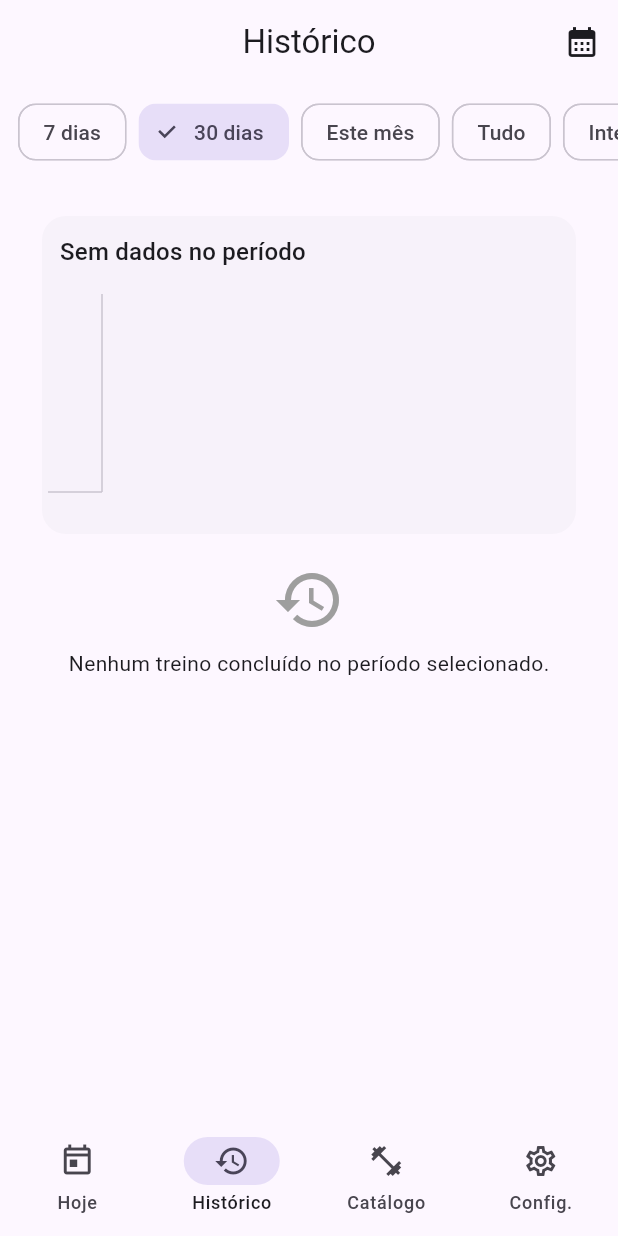
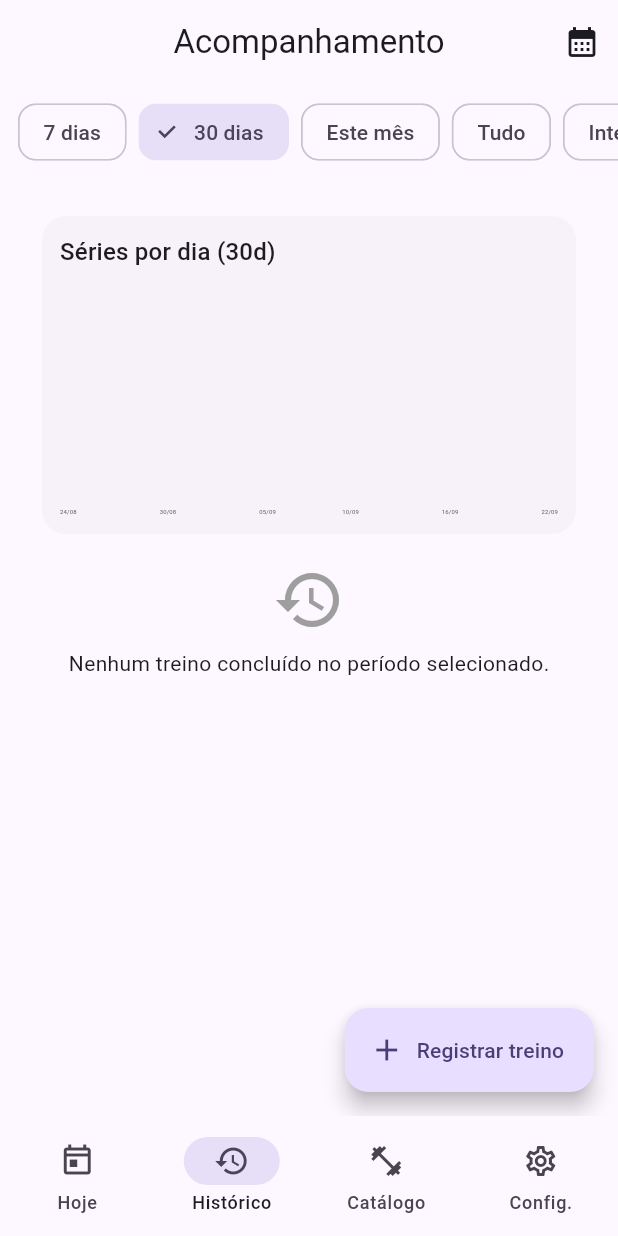
Before and after one commit to josevilanir/gym_tracker, a Flutter app: the HistoryPage screen opened by its route, after a tap on "30 dias", on a phone screen of 412 x 824 dp. Run offline on Flutter 3.47's test engine with Material 3 defaults, Android fonts, the phone set to English and light mode, and no system bars; our stand-ins replace drift, drift_sqflite, flutter_riverpod, go_router; accounts and stored records are empty; generated files the repository leaves out were written again.

Commit message:
feat(history): adicionar FAB 'Registrar treino' com seletor de data/hora e opção de iniciar por rotina

```diff
--- a/lib/features/workout/pages/history_page.dart
+++ b/lib/features/workout/pages/history_page.dart
@@ -4,6 +4,7 @@ import 'dart:ui' as ui;
 import 'package:flutter/material.dart';
 import 'package:flutter_riverpod/flutter_riverpod.dart';
 import 'package:intl/intl.dart';
+import 'package:go_router/go_router.dart';
 
 import '../controllers/providers.dart';
 import '../../../data/db/app_database.dart';
@@ -48,39 +49,43 @@ class _HistoryPageState extends ConsumerState<HistoryPage> {
     return repo.listFinishedWorkoutsBetween(start: start, end: end);
   }
 
-  /// Volume diário simples (nº de séries) – **só dias com treino**.
+  /// Volume diário simples (nº de séries) – inclui dias sem treino com zero
   Future<List<({DateTime day, int volume})>> _loadDailyVolume() async {
     final repo = ref.read(workoutRepoProvider);
     final (start, end) = _currentBounds();
 
     final startDay = DateTime(start.year, start.month, start.day);
-    final endDay = DateTime(end.year, end.month, end.day, 23, 59, 59);
+    final endDay = DateTime(end.year, end.month, end.day);
 
-    final workouts = await repo.listFinishedWorkoutsBetween(start: startDay, end: endDay);
+    final workouts = await repo.listFinishedWorkoutsBetween(
+      start: startDay,
+      end: DateTime(endDay.year, endDay.month, endDay.day, 23, 59, 59),
+    );
+
     final Map<DateTime, int> perDay = {};
-
     for (final w in workouts) {
-      final wDate = DateTime.fromMillisecondsSinceEpoch(w.dateEpoch);
-      final key = DateTime(wDate.year, wDate.month, wDate.day);
+      final d = DateTime.fromMillisecondsSinceEpoch(w.dateEpoch);
+      final key = DateTime(d.year, d.month, d.day);
       final sets = await repo.countSetsInWorkout(w.id);
       perDay.update(key, (old) => old + sets, ifAbsent: () => sets);
     }
 
-    final result = perDay.entries
-        .map((e) => (day: e.key, volume: e.value))
-        .toList()
-      ..sort((a, b) => a.day.compareTo(b.day));
-
-    return result;
+    final totalDays = endDay.difference(startDay).inDays + 1;
+    return List.generate(totalDays, (i) {
+      final d = DateTime(startDay.year, startDay.month, startDay.day + i);
+      final key = DateTime(d.year, d.month, d.day);
+      return (day: d, volume: perDay[key] ?? 0);
+    });
   }
 
+  // ---------- UI ----------
   @override
   Widget build(BuildContext context) {
     final repo = ref.watch(workoutRepoProvider);
 
     return Scaffold(
       appBar: AppBar(
-        title: const Text('Histórico'),
+        title: const Text('Acompanhamento'),
         actions: [
           IconButton(
             tooltip: 'Escolher intervalo…',
@@ -108,6 +113,11 @@ class _HistoryPageState extends ConsumerState<HistoryPage> {
           ),
         ],
       ),
+      floatingActionButton: FloatingActionButton.extended(
+        icon: const Icon(Icons.add),
+        label: const Text('Registrar treino'),
+        onPressed: () => _openRegisterPastWorkout(context),
+      ),
       body: Column(
         children: [
           const SizedBox(height: 8),
@@ -131,7 +141,7 @@ class _HistoryPageState extends ConsumerState<HistoryPage> {
                     return ListView(
                       padding: const EdgeInsets.all(16),
                       children: [
-                        _VolumeChartCard(volumes: volumes),
+                        _VolumeChartSimpleCard(volumes: volumes),
                         const SizedBox(height: 12),
 
                         if (workouts.isEmpty)
@@ -204,7 +214,132 @@ class _HistoryPageState extends ConsumerState<HistoryPage> {
       ),
     );
   }
+
+  Future<void> _openRegisterPastWorkout(BuildContext context) async {
+    final repo = ref.read(workoutRepoProvider);
+    final now = DateTime.now();
+
+    DateTime selected = DateTime(now.year, now.month, now.day, now.hour, now.minute);
+
+    await showModalBottomSheet(
+      context: context,
+      isScrollControlled: true,
+      showDragHandle: true,
+      builder: (ctx) {
+        final titleCtrl = TextEditingController();
+
+        return Padding(
+          padding: MediaQuery.of(ctx).viewInsets.add(const EdgeInsets.all(16)),
+          child: FutureBuilder<List<Template>>(
+            future: repo.listTemplates(),
+            builder: (context, snap) {
+              final templates = snap.data ?? [];
+
+              return StatefulBuilder(
+                builder: (context, setLocal) {
+                  return SingleChildScrollView(
+                    child: Column(
+                      crossAxisAlignment: CrossAxisAlignment.stretch,
+                      children: [
+                        Text('Registrar treino em outra data',
+                            style: Theme.of(context).textTheme.titleLarge),
+                        const SizedBox(height: 12),
+
+                        TextField(
+                          controller: titleCtrl,
+                          decoration: const InputDecoration(
+                            labelText: 'Título (opcional)',
+                          ),
+                        ),
+                        const SizedBox(height: 12),
+
+                        // Seletor de data/hora
+                        ListTile(
+                          leading: const Icon(Icons.event),
+                          title: Text(DateFormat('dd/MM/yyyy – HH:mm').format(selected)),
+                          subtitle: const Text('Toque para alterar data e hora'),
+                          onTap: () async {
+                            final d = await showDatePicker(
+                              context: context,
+                              firstDate: DateTime(now.year - 2),
+                              lastDate: DateTime(now.year + 1),
+                              initialDate: selected,
+                            );
+                            if (d == null) return;
+                            final t = await showTimePicker(
+                              context: context,
+                              initialTime: TimeOfDay.fromDateTime(selected),
+                            );
+                            setLocal(() {
+                              selected = DateTime(
+                                d.year, d.month, d.day,
+                                t?.hour ?? selected.hour,
+                                t?.minute ?? selected.minute,
+                              );
+                            });
+                          },
+                        ),
+
+                        const SizedBox(height: 16),
+                        Text('Começar usando uma rotina?', style: Theme.of(context).textTheme.titleMedium),
+                        const SizedBox(height: 8),
+
+                        if (templates.isEmpty)
+                          const Text('Nenhuma rotina salva. Você pode registrar um treino vazio.')
+                        else
+                          ...templates.map((t) => ListTile(
+                                leading: const Icon(Icons.bookmark_added_outlined),
+                                title: Text(t.name),
+                                trailing: TextButton(
+                                  child: const Text('Usar'),
+                                  onPressed: () async {
+                                    final wid = await repo.createWorkoutFromTemplateAt(
+                                      templateId: t.id,
+                                      date: selected,
+                                      title: titleCtrl.text.trim().isEmpty ? t.name : titleCtrl.text.trim(),
+                                      done: true, // registro retroativo normalmente já concluído
+                                    );
+                                    if (context.mounted) {
+                                      Navigator.pop(context);
+                                      context.pushNamed('workout_detail', pathParameters: {'id': wid});
+                                    }
+                                  },
+                                ),
+                              )),
+
+                        const Divider(height: 24),
+
+                        FilledButton.icon(
+                          icon: const Icon(Icons.playlist_add),
+                          label: const Text('Registrar treino vazio nessa data'),
+                          onPressed: () async {
+                            final wid = await repo.createWorkoutAt(
+                              date: selected,
+                              title: titleCtrl.text.trim().isEmpty ? null : titleCtrl.text.trim(),
+                              done: true,
+                            );
+                            if (context.mounted) {
+                              Navigator.pop(context);
+                              context.pushNamed('workout_detail', pathParameters: {'id': wid});
+                            }
+                          },
+                        ),
+                      ],
+                    ),
+                  );
+                },
+              );
+            },
+          ),
+        );
+      },
+    );
+
+    setState(() {}); // atualiza a lista/gráfico depois do cadastro
+  }
 }
+
+// ---------- componentes auxiliares (mantidos do dia anterior) ----------
 
 class _QuickFilters extends StatelessWidget {
   final _QuickRange current;
@@ -249,32 +384,26 @@ class _ChipStat extends StatelessWidget {
   final IconData icon;
   final String label;
 
-  const _ChipStat({
-    required this.icon,
-    required this.label,
-  });
+  const _ChipStat({required this.icon, required this.label});
 
   @override
   Widget build(BuildContext context) {
-    return Chip(
-      avatar: Icon(icon, size: 18),
-      label: Text(label),
-    );
+    return Chip(avatar: Icon(icon, size: 18), label: Text(label));
   }
 }
 
-// ------------- GRÁFICO DE VOLUME (versão simples estável) -------------
+// --------- Gráfico simples (layout por Row/Expanded) ---------
 
-class _VolumeChartCard extends StatelessWidget {
+class _VolumeChartSimpleCard extends StatelessWidget {
   final List<({DateTime day, int volume})> volumes;
-  const _VolumeChartCard({required this.volumes});
+  const _VolumeChartSimpleCard({required this.volumes});
 
   @override
   Widget build(BuildContext context) {
     final cs = Theme.of(context).colorScheme;
-    final title = volumes.isEmpty
-        ? 'Sem dados no período'
-        : 'Séries por dia (${volumes.length}d)';
+    final values = volumes.map((e) => e.volume).toList();
+    final labels = volumes.map((e) => DateFormat('dd/MM').format(e.day)).toList();
+    final title = 'Séries por dia (${volumes.length}d)';
 
     return Card(
       child: Padding(
@@ -286,17 +415,11 @@ class _VolumeChartCard extends StatelessWidget {
             const SizedBox(height: 8),
             SizedBox(
               height: 160,
-              child: CustomPaint(
-                painter: _BarChartPainter(
-                  data: volumes.map((e) => e.volume).toList(),
-                  labels: volumes
-                      .map((e) => DateFormat('dd/MM').format(e.day))
-                      .toList(),
-                  barColor: cs.primary,
-                  axisColor: cs.outlineVariant,
-                  textColor: Theme.of(context).textTheme.bodySmall?.color ??
-                      cs.onSurfaceVariant,
-                ),
+              child: _BarsRow(
+                values: values,
+                labels: labels,
+                barColor: cs.primary,
+                textColor: Theme.of(context).textTheme.bodySmall?.color ?? cs.onSurfaceVariant,
               ),
             ),
           ],
@@ -306,83 +429,84 @@ class _VolumeChartCard extends StatelessWidget {
   }
 }
 
-class _BarChartPainter extends CustomPainter {
-  final List<int> data;
+class _BarsRow extends StatelessWidget {
+  final List<int> values;
   final List<String> labels;
   final Color barColor;
-  final Color axisColor;
   final Color textColor;
 
-  _BarChartPainter({
-    required this.data,
+  const _BarsRow({
+    required this.values,
     required this.labels,
     required this.barColor,
-    required this.axisColor,
     required this.textColor,
   });
 
   @override
-  void paint(Canvas canvas, Size size) {
-    final paintAxis = Paint()
-      ..color = axisColor
-      ..strokeWidth = 1;
-
-    const leftPad = 28.0;
-    const bottomPad = 20.0;
-    const topPad = 8.0;
-    const rightPad = 8.0;
-
-    final chartW = size.width - leftPad - rightPad;
-    final chartH = size.height - topPad - bottomPad;
-
-    // eixos
-    final origin = Offset(leftPad, size.height - bottomPad);
-    canvas.drawLine(origin, Offset(size.width - rightPad, size.height - bottomPad), paintAxis);
-    canvas.drawLine(origin, Offset(leftPad, topPad), paintAxis);
-
-    if (data.isEmpty) return;
-
-    final maxVal = data.reduce(math.max).toDouble();
-    final barW = chartW / data.length * 0.6;
-    final gap = (chartW / data.length - barW);
-
-    final barPaint = Paint()..color = barColor;
-
-    TextPainter tp(String s) {
-      final ts = TextSpan(text: s, style: TextStyle(fontSize: 10, color: textColor));
-      final t = TextPainter(text: ts, textDirection: ui.TextDirection.ltr);
-      t.layout();
-      return t;
+  Widget build(BuildContext context) {
+    if (values.isEmpty) {
+      return const Center(child: Text('Sem dados no período'));
     }
 
-    // mostrar ~7 labels no eixo X
-    final step = math.max(1, (data.length / 7).floor());
+    final maxVal = values.reduce((a, b) => a > b ? a : b);
+    final n = values.length;
 
-    for (int i = 0; i < data.length; i++) {
-      final x = leftPad + i * (barW + gap) + gap / 2;
-      final h = maxVal == 0 ? 0.0 : (data[i] / maxVal) * chartH; // double
-      final rect = Rect.fromLTWH(x, origin.dy - h, barW, h);
-      canvas.drawRRect(RRect.fromRectAndRadius(rect, const Radius.circular(4)), barPaint);
-
-      if (i % step == 0 || i == data.length - 1) {
-        final lbl = tp(labels[i]);
-        final lx = x + barW / 2 - lbl.width / 2;
-        final ly = size.height - bottomPad + 2;
-        lbl.paint(canvas, Offset(lx, ly));
+    // até 6 rótulos: início/meio/fim distribuídos
+    final desired = n <= 6 ? n : 6;
+    final Set<int> labelIdxs = {};
+    if (n == 1) {
+      labelIdxs.add(0);
+    } else {
+      for (int i = 0; i < desired; i++) {
+        final idx = ((i * (n - 1)) / (desired - 1)).round();
+        labelIdxs.add(idx);
       }
     }
 
-    // valor máximo no topo (referência)
-    final maxLbl = tp(maxVal.toInt().toString());
-    maxLbl.paint(canvas, const Offset(4, topPad - 2));
-  }
+    return Row(
+      crossAxisAlignment: CrossAxisAlignment.end,
+      children: List.generate(n, (i) {
+        final v = values[i];
+        final hFactor = maxVal == 0 ? 0.0 : (v / maxVal);
 
-  @override
-  bool shouldRepaint(covariant _BarChartPainter oldDelegate) {
-    return oldDelegate.data != data ||
-        oldDelegate.labels != labels ||
-        oldDelegate.barColor != barColor ||
-        oldDelegate.axisColor != axisColor ||
-        oldDelegate.textColor != textColor;
+        return Expanded(
+          child: Column(
+            mainAxisAlignment: MainAxisAlignment.end,
+            children: [
+              Expanded(
+                child: Align(
+                  alignment: Alignment.bottomCenter,
+                  child: FractionallySizedBox(
+                    heightFactor: hFactor,
+                    child: Container(
+                      margin: const EdgeInsets.symmetric(horizontal: 2),
+                      decoration: BoxDecoration(
+                        color: barColor,
+                        borderRadius: BorderRadius.circular(4),
+                      ),
+                    ),
+                  ),
+                ),
+              ),
+              const SizedBox(height: 6),
+              SizedBox(
+                height: 14,
+                child: Center(
+                  child: labelIdxs.contains(i)
+                      ? FittedBox(
+                          fit: BoxFit.scaleDown,
+                          child: Text(
+                            labels[i],
+                            style: TextStyle(fontSize: 10, color: textColor),
+                          ),
+                        )
+                      : const SizedBox.shrink(),
+                ),
+              ),
+            ],
+          ),
+        );
+      }),
+    );
   }
 }
```
